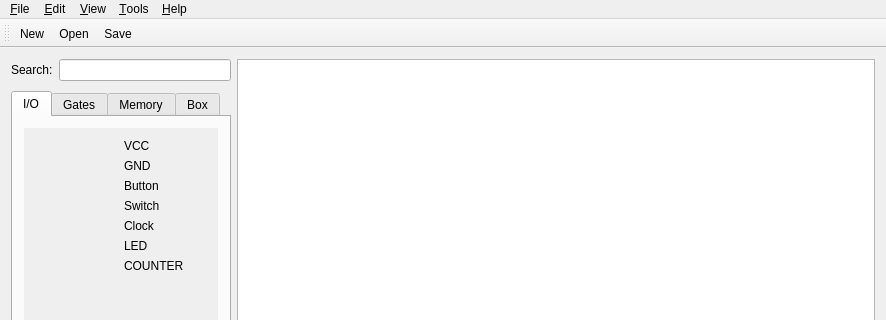
Qt form mainwindow.ui (GIBIS-UNIFESP/wiRedPanda) before a commit; both pictures show x 0 to 886 and y 0 to 320 of the 886 by 765 pixel window.
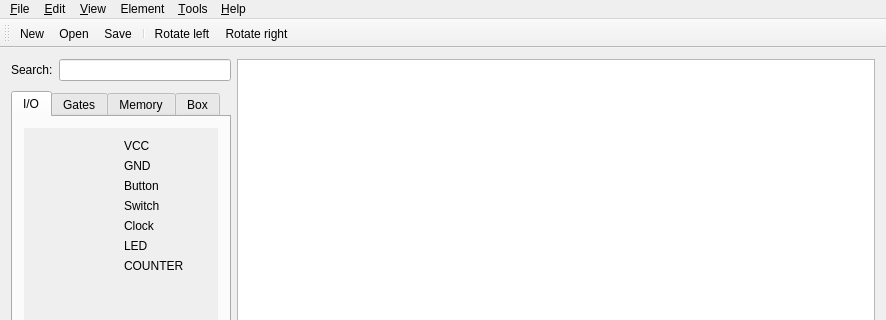
The same form after that commit. Icons and pictures are not drawn. Custom widgets are drawn as their Qt base class.

Commit message: Rotation by actions. Rotate left and right. New icons on toolbar. New elements menu.

The edit to the form file:
```diff
--- a/mainwindow.ui
+++ b/mainwindow.ui
@@ -805,9 +805,16 @@
     <addaction name="separator"/>
     <addaction name="menuShow"/>
    </widget>
+   <widget class="QMenu" name="menuElement">
+    <property name="title">
+     <string>Element</string>
+    </property>
+    <addaction name="actionRotate_right"/>
+   </widget>
    <addaction name="menuFile"/>
    <addaction name="menuEdit"/>
    <addaction name="menuView"/>
+   <addaction name="menuElement"/>
    <addaction name="menuTools"/>
    <addaction name="menuHelp"/>
   </widget>
@@ -821,6 +828,9 @@
    <addaction name="actionNew"/>
    <addaction name="actionOpen"/>
    <addaction name="actionSave"/>
+   <addaction name="separator"/>
+   <addaction name="actionRotate_left"/>
+   <addaction name="actionRotate_right"/>
   </widget>
   <widget class="QStatusBar" name="statusBar"/>
   <action name="actionOpen">
@@ -993,6 +1003,30 @@
     <string>Ctrl+Q</string>
    </property>
   </action>
+  <action name="actionRotate_right">
+   <property name="icon">
+    <iconset resource="resources.qrc">
+     <normaloff>:/toolbar/resources/toolbar/rotateR.svg</normaloff>:/toolbar/resources/toolbar/rotateR.svg</iconset>
+   </property>
+   <property name="text">
+    <string>Rotate right</string>
+   </property>
+   <property name="shortcut">
+    <string>Ctrl+R</string>
+   </property>
+  </action>
+  <action name="actionRotate_left">
+   <property name="icon">
+    <iconset resource="resources.qrc">
+     <normaloff>:/toolbar/resources/toolbar/rotateL.svg</normaloff>:/toolbar/resources/toolbar/rotateL.svg</iconset>
+   </property>
+   <property name="text">
+    <string>Rotate left</string>
+   </property>
+   <property name="shortcut">
+    <string>Ctrl+Shift+R</string>
+   </property>
+  </action>
  </widget>
  <layoutdefault spacing="6" margin="11"/>
  <customwidgets>
```
Left out of the diff: 48 changed lines with no effect on the pictures. The commit also changes 14 other files.
